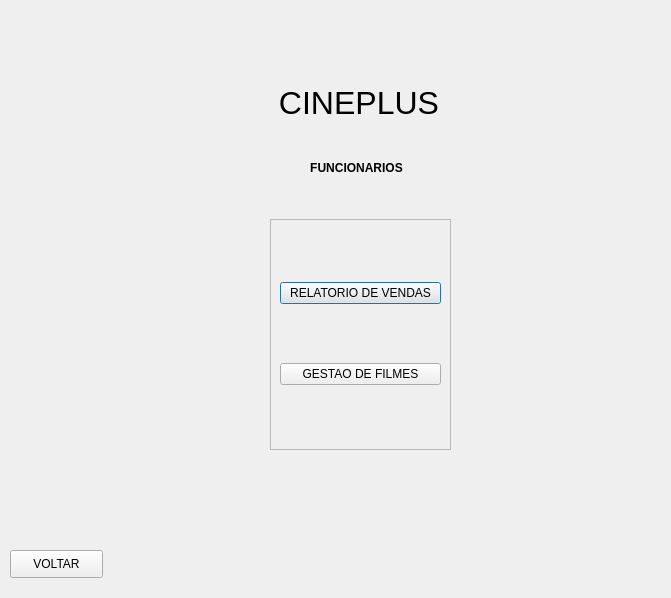
The window that TELA_DPS_LOGIN_FUNC.ui (Josmateussilva0110/PROJETO_POO) describes before a commit, drawn with Qt 5.
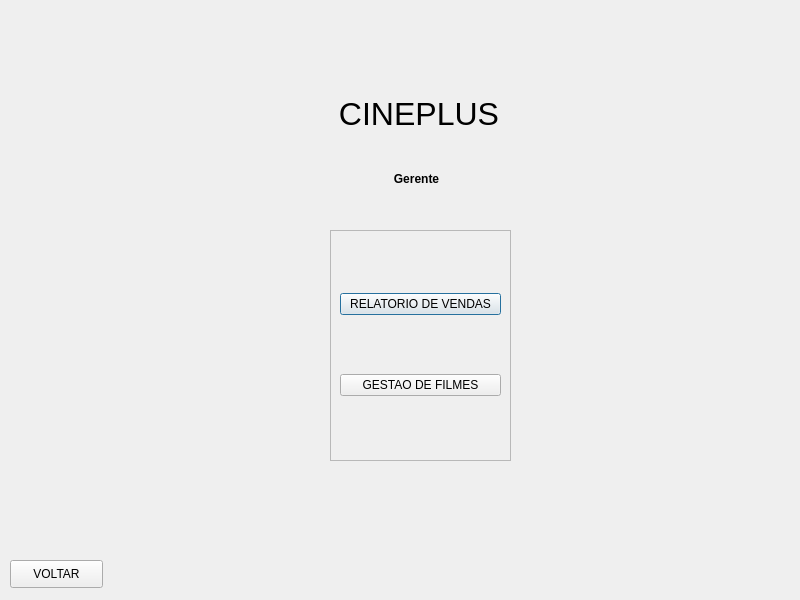
The same window after the commit.

Commit message: Resolvido a resolução e retirado o combobox de cliente e funcionario

```diff
--- a/TELA_DPS_LOGIN_FUNC.ui
+++ b/TELA_DPS_LOGIN_FUNC.ui
@@ -6,18 +6,36 @@
    <rect>
     <x>0</x>
     <y>0</y>
-    <width>671</width>
-    <height>598</height>
+    <width>800</width>
+    <height>600</height>
    </rect>
   </property>
+  <property name="sizePolicy">
+   <sizepolicy hsizetype="Fixed" vsizetype="Fixed">
+    <horstretch>0</horstretch>
+    <verstretch>0</verstretch>
+   </sizepolicy>
+  </property>
+  <property name="minimumSize">
+   <size>
+    <width>800</width>
+    <height>600</height>
+   </size>
+  </property>
+  <property name="maximumSize">
+   <size>
+    <width>800</width>
+    <height>600</height>
+   </size>
+  </property>
   <property name="windowTitle">
    <string>Dialog</string>
   </property>
   <widget class="QFrame" name="frame">
    <property name="geometry">
     <rect>
-     <x>270</x>
-     <y>219</y>
+     <x>330</x>
+     <y>230</y>
      <width>181</width>
      <height>231</height>
     </rect>
@@ -49,7 +67,7 @@
    <property name="geometry">
     <rect>
      <x>10</x>
-     <y>550</y>
+     <y>560</y>
      <width>93</width>
      <height>28</height>
     </rect>
@@ -61,8 +79,8 @@
   <widget class="QLabel" name="label">
    <property name="geometry">
     <rect>
-     <x>270</x>
-     <y>80</y>
+     <x>330</x>
+     <y>91</y>
      <width>178</width>
      <height>48</height>
     </rect>
@@ -74,14 +92,14 @@
   <widget class="QLabel" name="label_2">
    <property name="geometry">
     <rect>
-     <x>310</x>
-     <y>160</y>
+     <x>370</x>
+     <y>171</y>
      <width>93</width>
      <height>16</height>
     </rect>
    </property>
    <property name="text">
-    <string>&lt;html&gt;&lt;head/&gt;&lt;body&gt;&lt;p align=&quot;center&quot;&gt;&lt;span style=&quot; font-weight:600;&quot;&gt;FUNCIONARIOS&lt;/span&gt;&lt;/p&gt;&lt;/body&gt;&lt;/html&gt;</string>
+    <string>&lt;html&gt;&lt;head/&gt;&lt;body&gt;&lt;p align=&quot;center&quot;&gt;&lt;span style=&quot; font-weight:600;&quot;&gt;Gerente&lt;/span&gt;&lt;/p&gt;&lt;/body&gt;&lt;/html&gt;</string>
    </property>
   </widget>
  </widget>
```
The commit also changes 31 other files.
